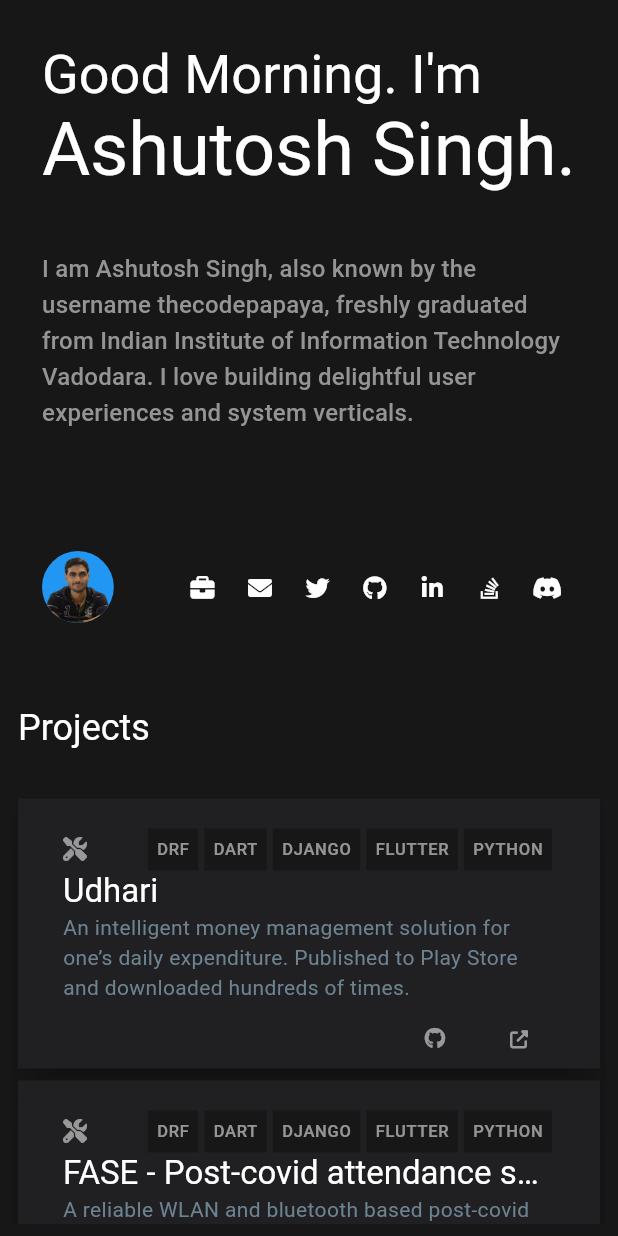
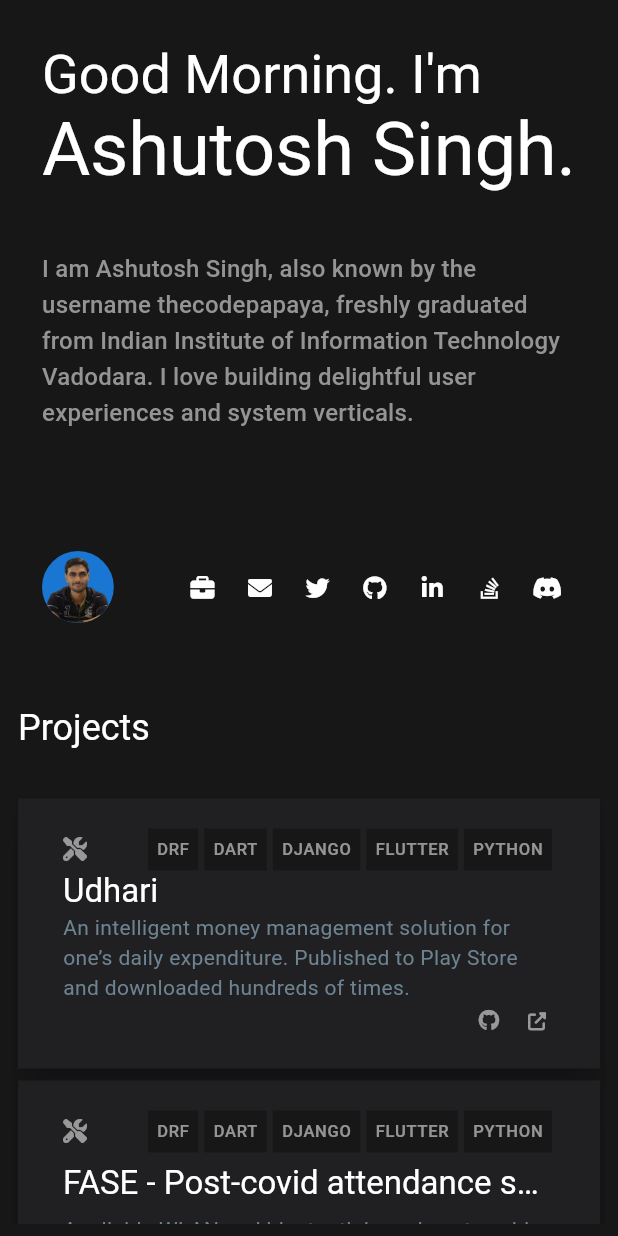
Before and after one commit to thecodepapaya/portfolio, a Flutter app: the screen it shows after launch, on a phone screen of 412 x 824 dp. Run offline on Flutter 3.47's test engine with Material 3 defaults, Android fonts, the phone set to English and light mode, and no system bars; drawn by our look-alikes of sticky_headers; our stand-ins replace firebase_analytics, firebase_core, font_awesome_flutter, responsive_builder, visibility_detector; accounts and stored records are empty.

Commit message:
Migrate project to flutter 3

```diff
--- a/lib/about/about.dart
+++ b/lib/about/about.dart
@@ -26,10 +26,10 @@ class About extends StatelessWidget {
 
   @override
   Widget build(BuildContext context) {
-    return ScreenTypeLayout(
-      desktop: desktopView(context),
-      tablet: tabletView(context),
-      mobile: mobileView(context),
+    return ScreenTypeLayout.builder(
+      desktop: (context) => desktopView(context),
+      tablet: (context) => tabletView(context),
+      mobile: (context) => mobileView(context),
     );
   }
 
@@ -49,12 +49,12 @@ class About extends StatelessWidget {
             crossAxisAlignment: CrossAxisAlignment.start,
             children: [
               Text(S.of(context).aboutGreeting(dayTime()),
-                  style: Theme.of(context).textTheme.headline3),
+                  style: Theme.of(context).textTheme.displaySmall),
               Text(S.of(context).title + '.',
-                  style: Theme.of(context).textTheme.headline1),
+                  style: Theme.of(context).textTheme.displayLarge),
               SizedBox(height: 40),
               Text(S.of(context).aboutDesc,
-                  style: Theme.of(context).textTheme.subtitle1),
+                  style: Theme.of(context).textTheme.titleMedium),
             ],
           ),
           Tabs(tabData: tabData),
@@ -84,16 +84,16 @@ class About extends StatelessWidget {
             children: [
               Text(
                 S.of(context).aboutGreeting(dayTime()),
-                style: Theme.of(context).textTheme.headline3,
+                style: Theme.of(context).textTheme.displaySmall,
               ),
               Text(
                 S.of(context).title + '.',
-                style: Theme.of(context).textTheme.headline1,
+                style: Theme.of(context).textTheme.displayLarge,
               ),
               SizedBox(height: 40),
               Text(
                 S.of(context).aboutDesc,
-                style: Theme.of(context).textTheme.subtitle1,
+                style: Theme.of(context).textTheme.titleMedium,
               ),
             ],
           ),
@@ -121,19 +121,19 @@ class About extends StatelessWidget {
               FittedBox(
                 child: Text(
                   S.of(context).aboutGreeting(dayTime()),
-                  style: Theme.of(context).textTheme.headline3,
+                  style: Theme.of(context).textTheme.displaySmall,
                 ),
               ),
               FittedBox(
                 child: Text(
                   S.of(context).title + '.',
-                  style: Theme.of(context).textTheme.headline1,
+                  style: Theme.of(context).textTheme.displayLarge,
                 ),
               ),
               SizedBox(height: 40),
               Text(
                 S.of(context).aboutDesc,
-                style: Theme.of(context).textTheme.subtitle1,
+                style: Theme.of(context).textTheme.titleMedium,
               ),
             ],
           ),
--- a/lib/about/contact.dart
+++ b/lib/about/contact.dart
@@ -2,7 +2,7 @@ import 'package:flutter/material.dart';
 import 'package:font_awesome_flutter/font_awesome_flutter.dart';
 import 'package:portfolio/components/analytics.dart';
 import 'package:portfolio/utils/constants.dart';
-import 'package:url_launcher/url_launcher.dart';
+import 'package:url_launcher/url_launcher_string.dart';
 
 class Contact extends StatelessWidget {
   const Contact({Key? key}) : super(key: key);
@@ -66,7 +66,7 @@ class Contact extends StatelessWidget {
   }) {
     return IconButton(
       onPressed: () {
-        launch(url);
+        launchUrlString(url);
         PortfolioAnalytics.log(LogType.contactClick, property: url);
       },
       tooltip: tooltip,
--- a/lib/components/card_tag.dart
+++ b/lib/components/card_tag.dart
@@ -1,5 +1,5 @@
 import 'package:flutter/material.dart';
-import 'package:portfolio/style/colours.dart';
+import 'package:portfolio/style/colors.dart';
 
 class CardTag extends StatelessWidget {
   const CardTag({
@@ -20,7 +20,7 @@ class CardTag extends StatelessWidget {
         padding: EdgeInsets.all(tagSize),
         child: Text(
           tag.toUpperCase(),
-          style: Theme.of(context).textTheme.overline,
+          style: Theme.of(context).textTheme.labelSmall,
         ),
       ),
     );
--- a/lib/experience/experience.dart
+++ b/lib/experience/experience.dart
@@ -9,10 +9,10 @@ class Experience extends StatelessWidget {
 
   @override
   Widget build(BuildContext context) {
-    return ScreenTypeLayout(
-      desktop: desktopView(),
-      tablet: tabletView(),
-      mobile: mobileView(),
+    return ScreenTypeLayout.builder(
+      desktop: (_) => desktopView(),
+      tablet: (_) => tabletView(),
+      mobile: (_) => mobileView(),
     );
   }
 
@@ -55,12 +55,20 @@ class Experience extends StatelessWidget {
 
 final data = [
   ExperienceData(
+    organizationName: "Even Healthcare",
+    position: "Software Engineer",
+    description:
+        "Building an awesome product for creators all around the world.",
+    startYearMonth: "Aug 23",
+    endYearMonth: "Present",
+  ),
+  ExperienceData(
     organizationName: "Qoohoo",
-    position: "Product Engineer Intern",
+    position: "Product Engineer",
     description:
         "Building an awesome product for creators all around the world.",
     startYearMonth: "Oct 21",
-    endYearMonth: "Present",
+    endYearMonth: "July 23",
   ),
   ExperienceData(
     organizationName: "National Informatics Centre | Govt of India",
--- a/lib/experience/experience_card.dart
+++ b/lib/experience/experience_card.dart
@@ -4,7 +4,7 @@ import 'package:portfolio/components/portfolio_card.dart';
 import 'package:portfolio/utils/constants.dart';
 import 'package:portfolio/experience/experience_data.dart';
 import 'package:portfolio/components/card_tag.dart';
-import 'package:portfolio/style/colours.dart';
+import 'package:portfolio/style/colors.dart';
 
 class ExperienceCard extends StatelessWidget {
   const ExperienceCard({
@@ -35,7 +35,7 @@ class ExperienceCard extends StatelessWidget {
           ),
           Text(
             data.organizationName,
-            style: Theme.of(context).textTheme.headline6,
+            style: Theme.of(context).textTheme.titleLarge,
             maxLines: 1,
             overflow: TextOverflow.ellipsis,
           ),
--- a/lib/homepage.dart
+++ b/lib/homepage.dart
@@ -3,7 +3,7 @@ import 'package:portfolio/about/about.dart';
 import 'package:portfolio/about/tabs.dart';
 import 'package:portfolio/blogs/blogs.dart';
 import 'package:portfolio/components/footer.dart';
-import 'package:portfolio/style/colours.dart';
+import 'package:portfolio/style/colors.dart';
 import 'package:portfolio/utils/constants.dart';
 import 'package:portfolio/experience/experience.dart';
 import 'package:portfolio/generated/l10n.dart';
@@ -58,10 +58,10 @@ class _HomePageState extends State<HomePage> {
     return Scaffold(
       body: Padding(
         padding: const EdgeInsets.all(Constants.globalPadding),
-        child: ScreenTypeLayout(
-          desktop: desktopView(),
-          tablet: tabletView(context),
-          mobile: mobileView(context),
+        child: ScreenTypeLayout.builder(
+          desktop: (context) => desktopView(),
+          tablet: (context) => tabletView(context),
+          mobile: (context) => mobileView(context),
         ),
       ),
     );
@@ -120,7 +120,7 @@ class _HomePageState extends State<HomePage> {
               padding: const EdgeInsets.all(Constants.cardMargin),
               child: Text(
                 S.of(context).tabProjects,
-                style: Theme.of(context).textTheme.headline5,
+                style: Theme.of(context).textTheme.headlineSmall,
               ),
             ),
           ),
@@ -131,7 +131,7 @@ class _HomePageState extends State<HomePage> {
               padding: const EdgeInsets.all(Constants.cardMargin),
               child: Text(
                 S.of(context).tabExperience,
-                style: Theme.of(context).textTheme.headline5,
+                style: Theme.of(context).textTheme.headlineSmall,
               ),
             ),
           ),
@@ -142,7 +142,7 @@ class _HomePageState extends State<HomePage> {
               padding: const EdgeInsets.all(Constants.cardMargin),
               child: Text(
                 S.of(context).tabBlog,
-                style: Theme.of(context).textTheme.headline5,
+                style: Theme.of(context).textTheme.headlineSmall,
               ),
             ),
           ),
@@ -181,7 +181,7 @@ class _HomePageState extends State<HomePage> {
           padding: const EdgeInsets.all(Constants.cardMargin),
           child: Text(
             S.of(context).tabProjects.split("  ")[1],
-            style: Theme.of(context).textTheme.headline5,
+            style: Theme.of(context).textTheme.headlineSmall,
           ),
         ),
       ),
@@ -199,7 +199,7 @@ class _HomePageState extends State<HomePage> {
           padding: const EdgeInsets.all(Constants.cardMargin),
           child: Text(
             S.of(context).tabExperience.split("  ")[1],
-            style: Theme.of(context).textTheme.headline5,
+            style: Theme.of(context).textTheme.headlineSmall,
           ),
         ),
       ),
@@ -217,7 +217,7 @@ class _HomePageState extends State<HomePage> {
           padding: const EdgeInsets.all(Constants.cardMargin),
           child: Text(
             S.of(context).tabBlog.split("  ")[1],
-            style: Theme.of(context).textTheme.headline5,
+            style: Theme.of(context).textTheme.headlineSmall,
           ),
         ),
       ),
--- a/lib/main.dart
+++ b/lib/main.dart
@@ -5,7 +5,7 @@ import 'package:flutter_web_plugins/flutter_web_plugins.dart';
 import 'package:portfolio/firebase_options.dart';
 import 'package:portfolio/generated/l10n.dart';
 import 'package:portfolio/style/app_theme.dart';
-import 'package:portfolio/style/colours.dart';
+import 'package:portfolio/style/colors.dart';
 import 'package:portfolio/utils/constants.dart';
 import 'package:portfolio/utils/routes.dart';
 import 'package:responsive_builder/responsive_builder.dart';
@@ -45,6 +45,7 @@ class MyApp extends StatelessWidget {
         Locale('en', ''),
       ],
       theme: ThemeData(
+        useMaterial3: false,
         scaffoldBackgroundColor: ColorPalette.background,
         primaryColor: ColorPalette.background,
         cardTheme: PortfolioTheme.cardTheme(context),
--- a/lib/projects/project_card.dart
+++ b/lib/projects/project_card.dart
@@ -1,13 +1,13 @@
 import 'package:flutter/material.dart';
 import 'package:font_awesome_flutter/font_awesome_flutter.dart';
 import 'package:portfolio/components/analytics.dart';
+import 'package:portfolio/components/card_tag.dart';
 import 'package:portfolio/components/portfolio_card.dart';
+import 'package:portfolio/projects/project_data.dart';
+import 'package:portfolio/style/colors.dart';
 import 'package:portfolio/utils/constants.dart';
-import 'package:portfolio/projects/project_data.dart';
-import 'package:portfolio/components/card_tag.dart';
-import 'package:portfolio/style/colours.dart';
 import 'package:responsive_builder/responsive_builder.dart';
-import 'package:url_launcher/url_launcher.dart';
+import 'package:url_launcher/url_launcher_string.dart';
 
 class ProjectCard extends StatelessWidget {
   const ProjectCard({
@@ -29,7 +29,7 @@ class ProjectCard extends StatelessWidget {
             mainAxisAlignment: MainAxisAlignment.spaceBetween,
             children: [
               FaIcon(
-                FontAwesomeIcons.tools,
+                FontAwesomeIcons.screwdriverWrench,
                 size: Constants.faIconSizeCardHeader,
                 color: ColorPalette.dullWhite,
               ),
@@ -42,7 +42,7 @@ class ProjectCard extends StatelessWidget {
           ),
           Text(
             data.title,
-            style: Theme.of(context).textTheme.headline6,
+            style: Theme.of(context).textTheme.titleLarge,
             maxLines: 1,
             overflow: TextOverflow.ellipsis,
           ),
@@ -70,7 +70,7 @@ class ProjectCard extends StatelessWidget {
                   constraints: BoxConstraints(minHeight: 0, minWidth: 0),
                   splashRadius: Constants.cardIconSplash,
                   onPressed: () {
-                    launch(data.gitHub);
+                    launchUrlString(data.gitHub);
                     PortfolioAnalytics.log(
                       LogType.cardGitHubClick,
                       property: data.gitHub,
@@ -81,7 +81,7 @@ class ProjectCard extends StatelessWidget {
               if (data.link.isNotEmpty)
                 IconButton(
                   icon: FaIcon(
-                    FontAwesomeIcons.externalLinkAlt,
+                    FontAwesomeIcons.upRightFromSquare,
                     size: Constants.faIconSizeCard,
                     color: ColorPalette.dullWhite,
                   ),
@@ -89,7 +89,7 @@ class ProjectCard extends StatelessWidget {
                   constraints: BoxConstraints(minHeight: 0, minWidth: 0),
                   splashRadius: Constants.cardIconSplash,
                   onPressed: () {
-                    launch(data.link);
+                    launchUrlString(data.link);
                     PortfolioAnalytics.log(
                       LogType.cardExternalLinkClick,
                       property: data.link,
--- a/lib/projects/projects.dart
+++ b/lib/projects/projects.dart
@@ -9,10 +9,10 @@ class Projects extends StatelessWidget {
 
   @override
   Widget build(BuildContext context) {
-    return ScreenTypeLayout(
-      desktop: desktopView(),
-      tablet: tabletView(),
-      mobile: mobileView(),
+    return ScreenTypeLayout.builder(
+      desktop: (_) => desktopView(),
+      tablet: (_) => tabletView(),
+      mobile: (_) => mobileView(),
     );
   }
 
--- a/lib/style/app_theme.dart
+++ b/lib/style/app_theme.dart
@@ -1,48 +1,57 @@
 import 'package:flutter/material.dart';
-import 'package:portfolio/style/colours.dart';
+import 'package:portfolio/style/colors.dart';
 import 'package:portfolio/utils/constants.dart';
 
 class PortfolioTheme {
   static TextTheme textTheme(BuildContext context) {
     return TextTheme(
-      bodyText1: Theme.of(context)
+      bodyLarge: Theme.of(context)
           .textTheme
-          .bodyText1
+          .bodyLarge
           ?.copyWith(color: ColorPalette.highlightText),
-      bodyText2: Theme.of(context)
+      bodyMedium: Theme.of(context)
           .textTheme
-          .bodyText2
+          .bodyMedium
           ?.copyWith(color: ColorPalette.descriptionText),
-      button: Theme.of(context).textTheme.button?.copyWith(color: Colors.white),
-      headline1: Theme.of(context)
+      labelLarge:
+          Theme.of(context).textTheme.labelLarge?.copyWith(color: Colors.white),
+      displayLarge: Theme.of(context)
           .textTheme
-          .headline1
+          .displayLarge
           ?.copyWith(color: Colors.white, fontSize: 84),
-      headline2:
-          Theme.of(context).textTheme.headline2?.copyWith(color: Colors.white),
-      headline3:
-          Theme.of(context).textTheme.headline3?.copyWith(color: Colors.white),
-      headline4:
-          Theme.of(context).textTheme.headline4?.copyWith(color: Colors.white),
-      headline5:
-          Theme.of(context).textTheme.headline5?.copyWith(color: Colors.white),
-      headline6:
-          Theme.of(context).textTheme.headline6?.copyWith(color: Colors.white),
-      caption: Theme.of(context)
+      displayMedium: Theme.of(context)
           .textTheme
-          .caption
+          .displayMedium
+          ?.copyWith(color: Colors.white),
+      displaySmall: Theme.of(context)
+          .textTheme
+          .displaySmall
+          ?.copyWith(color: Colors.white),
+      headlineMedium: Theme.of(context)
+          .textTheme
+          .headlineMedium
+          ?.copyWith(color: Colors.white),
+      headlineSmall: Theme.of(context)
+          .textTheme
+          .headlineSmall
+          ?.copyWith(color: Colors.white),
+      titleLarge:
+          Theme.of(context).textTheme.titleLarge?.copyWith(color: Colors.white),
+      bodySmall: Theme.of(context)
+          .textTheme
+          .bodySmall
           ?.copyWith(color: ColorPalette.dullWhite),
-      overline: Theme.of(context)
+      labelSmall: Theme.of(context)
           .textTheme
-          .overline
+          .labelSmall
           ?.copyWith(color: ColorPalette.dullWhite),
-      subtitle1: Theme.of(context)
+      titleMedium: Theme.of(context)
           .textTheme
-          .subtitle1
+          .titleMedium
           ?.copyWith(color: ColorPalette.icon),
-      subtitle2: Theme.of(context)
+      titleSmall: Theme.of(context)
           .textTheme
-          .subtitle2
+          .titleSmall
           ?.copyWith(color: ColorPalette.offWhiteText),
     );
   }
```
Also changed, not shown: lib/404.dart (+4 -4 lines), lib/blogs/blog_card.dart (+6 -6 lines), lib/blogs/blogs.dart (+4 -4 lines), lib/components/footer.dart (+9 -9 lines), lib/style/text_demo.dart (+13 -13 lines), lib/style/colors.dart (renamed from lib/style/colours.dart).
